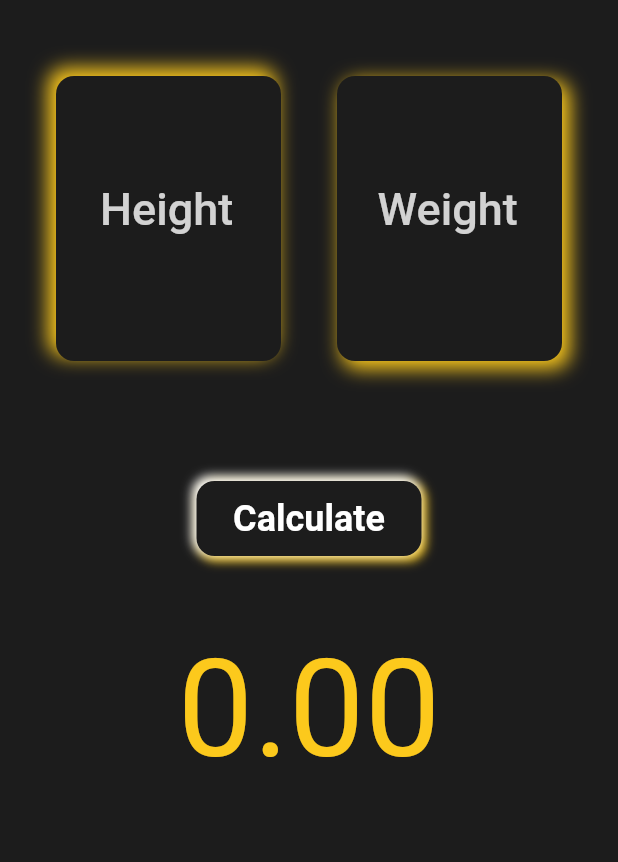
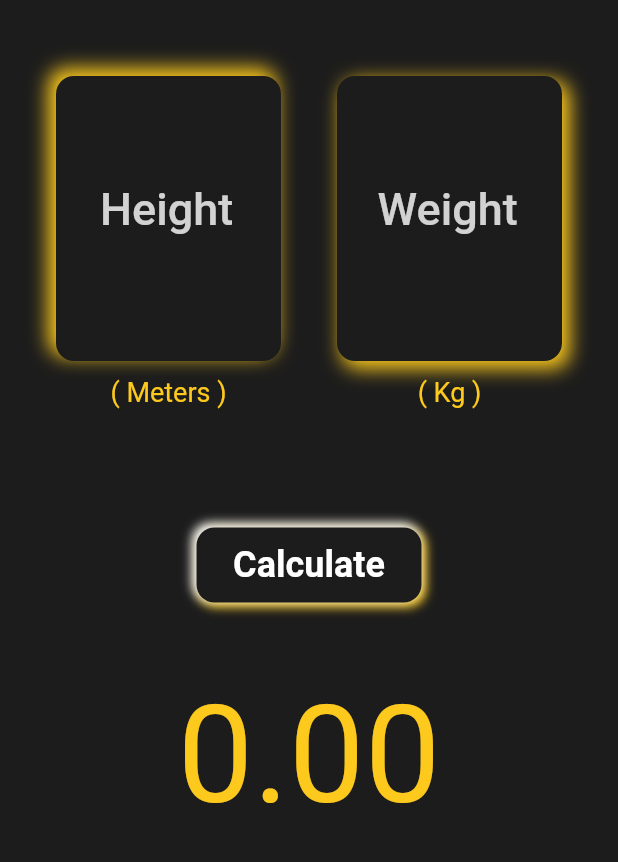
Before and after one commit to thetechgirlgita/BMI_Calculator, a Flutter app: the screen it shows after launch, on a phone screen of 412 x 824 dp, the part 68-930 px from its top. Run offline on Flutter 3.47's test engine with Material 2 defaults, Android fonts, the phone set to English and light mode, and no system bars; our stand-ins replace hexcolor.

Commit message:
Adding meters anf kg

```diff
--- a/lib/Screens/dart/Input_Page.dart
+++ b/lib/Screens/dart/Input_Page.dart
@@ -38,6 +38,8 @@ class _Input_PageState extends State<Input_Page> {
             Row(
               mainAxisAlignment: MainAxisAlignment.spaceEvenly,
               children: [
+                Column(
+                  children:[
                 Container(
                   width: 150,
                   height: 190,
@@ -83,7 +85,20 @@ class _Input_PageState extends State<Input_Page> {
                     ),
                   ),
                   ),),
+                    Padding(
+                        padding: EdgeInsets.fromLTRB(0, 10, 0, 0),
+                      child: Text("( Meters )",
+                        style: TextStyle(
+                          fontSize: 18,
+                          color: accentHexColor,
+                        )
+                      ),
+                    )
+                  ]),
 
+
+                Column(
+                  children: [
                 Container(
                   width: 150,
                   height: 190,
@@ -127,11 +142,20 @@ class _Input_PageState extends State<Input_Page> {
                             color: Colors.white.withOpacity(.8)),
                       ),
                     ),
-
                   ),
                 ),
+                    Padding(
+                      padding: EdgeInsets.fromLTRB(0, 10, 0, 0),
+                      child: Text("( Kg )",
+                          style: TextStyle(
+                            fontSize: 18,
+                            color: accentHexColor,
+                          )
+                      ),
+                    )],),
               ],
             ),
+
 
 
             SizedBox(
```
